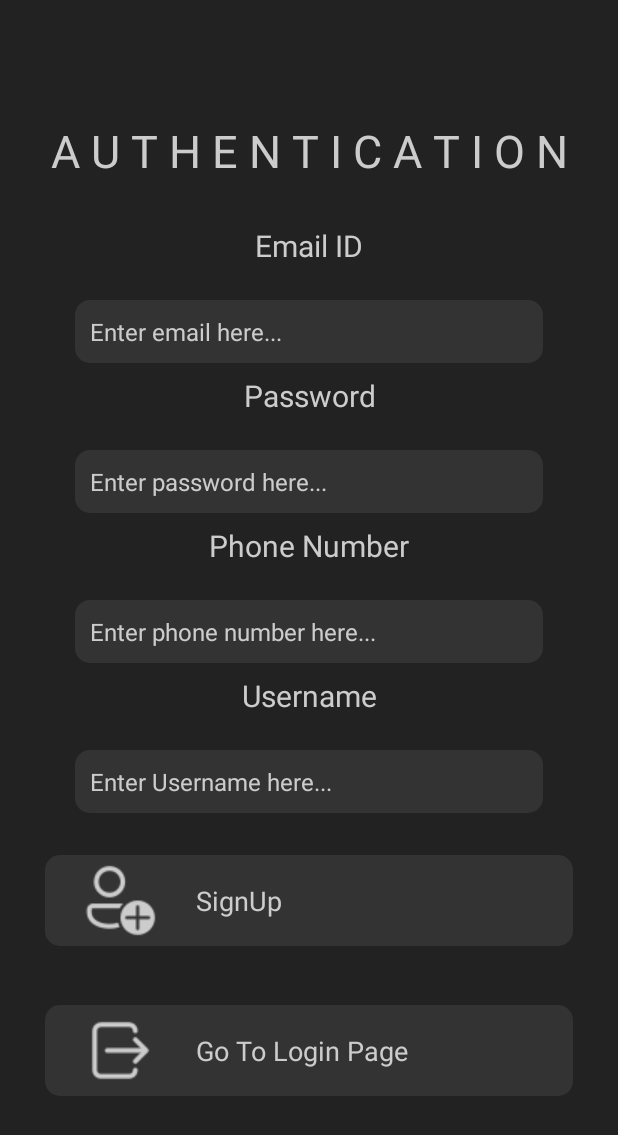
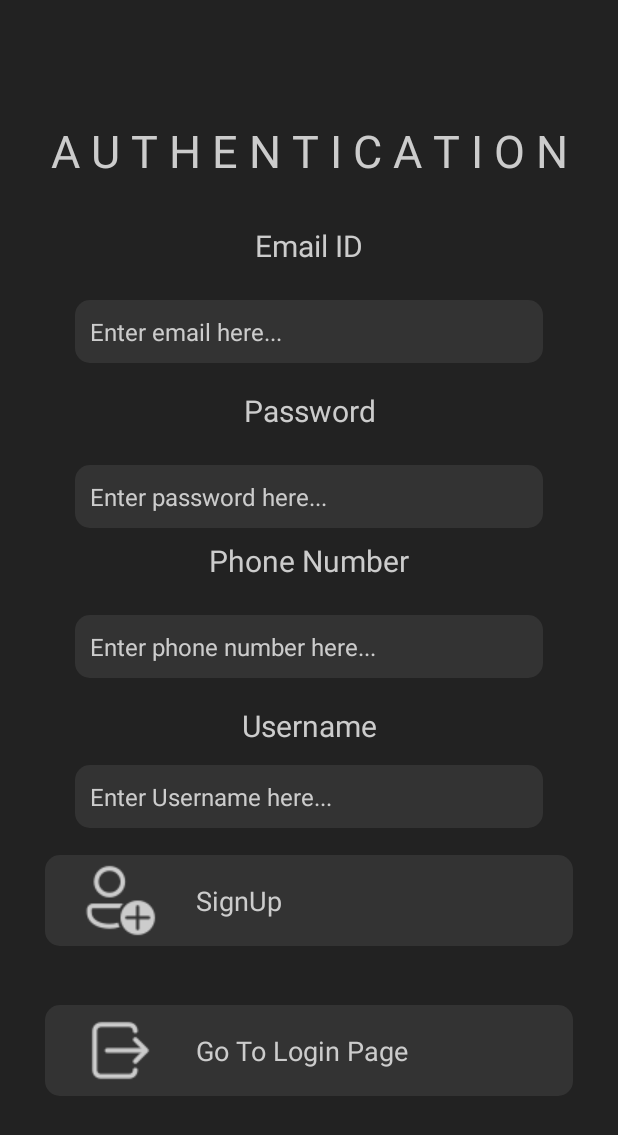
Before and after one commit to qarq90/android_magazine_app, an Android app: the SignupPage screen opened directly, with no data from a screen before it, on a phone screen of 412 x 824 dp. Shown: the top 1135 px of the screen. Run offline under Robolectric (Android 15) with nearby library versions, the phone set to English and light mode, and no system bars.

Commit message:
Project completion

```diff
--- a/app/src/main/res/layout/activity_auth_page.xml
+++ b/app/src/main/res/layout/activity_auth_page.xml
@@ -103,7 +103,7 @@
         android:layout_width="match_parent"
         android:layout_height="wrap_content"
         android:layout_marginLeft="30dp"
-        android:layout_marginTop="400dp"
+        android:layout_marginTop="425dp"
         android:layout_marginRight="30dp"
         android:background="@drawable/rounded_corner"
         android:orientation="horizontal"
--- a/app/src/main/res/layout/activity_signup_page.xml
+++ b/app/src/main/res/layout/activity_signup_page.xml
@@ -47,7 +47,7 @@
     <TextView
         android:layout_width="match_parent"
         android:layout_height="wrap_content"
-        android:layout_marginTop="200dp"
+        android:layout_marginTop="210dp"
         android:text="Password"
         android:textAlignment="center"
         android:textColor="@color/secondary_color"
@@ -59,7 +59,7 @@
         android:layout_width="match_parent"
         android:layout_height="wrap_content"
         android:layout_marginLeft="50dp"
-        android:layout_marginTop="250dp"
+        android:layout_marginTop="260dp"
         android:layout_marginRight="50dp"
         android:background="@drawable/rounded_corner"
         android:hint="Enter password here..."
@@ -72,7 +72,7 @@
     <TextView
         android:layout_width="match_parent"
         android:layout_height="wrap_content"
-        android:layout_marginTop="300dp"
+        android:layout_marginTop="310dp"
         android:text="Phone Number"
         android:textAlignment="center"
         android:textColor="@color/secondary_color"
@@ -84,7 +84,7 @@
         android:layout_width="match_parent"
         android:layout_height="wrap_content"
         android:layout_marginLeft="50dp"
-        android:layout_marginTop="350dp"
+        android:layout_marginTop="360dp"
         android:layout_marginRight="50dp"
         android:background="@drawable/rounded_corner"
         android:hint="Enter phone number here..."
@@ -97,7 +97,7 @@
     <TextView
         android:layout_width="match_parent"
         android:layout_height="wrap_content"
-        android:layout_marginTop="400dp"
+        android:layout_marginTop="420dp"
         android:text="Username"
         android:textAlignment="center"
         android:textColor="@color/secondary_color"
@@ -109,7 +109,7 @@
         android:layout_width="match_parent"
         android:layout_height="wrap_content"
         android:layout_marginLeft="50dp"
-        android:layout_marginTop="450dp"
+        android:layout_marginTop="460dp"
         android:layout_marginRight="50dp"
         android:background="@drawable/rounded_corner"
         android:hint="Enter Username here..."
```
